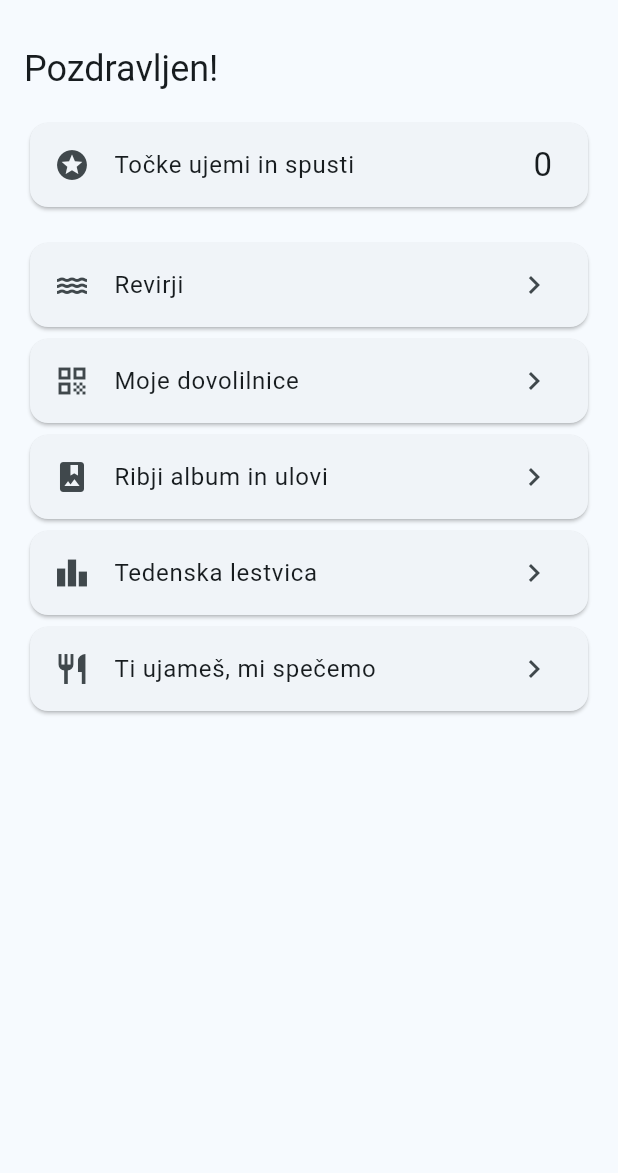
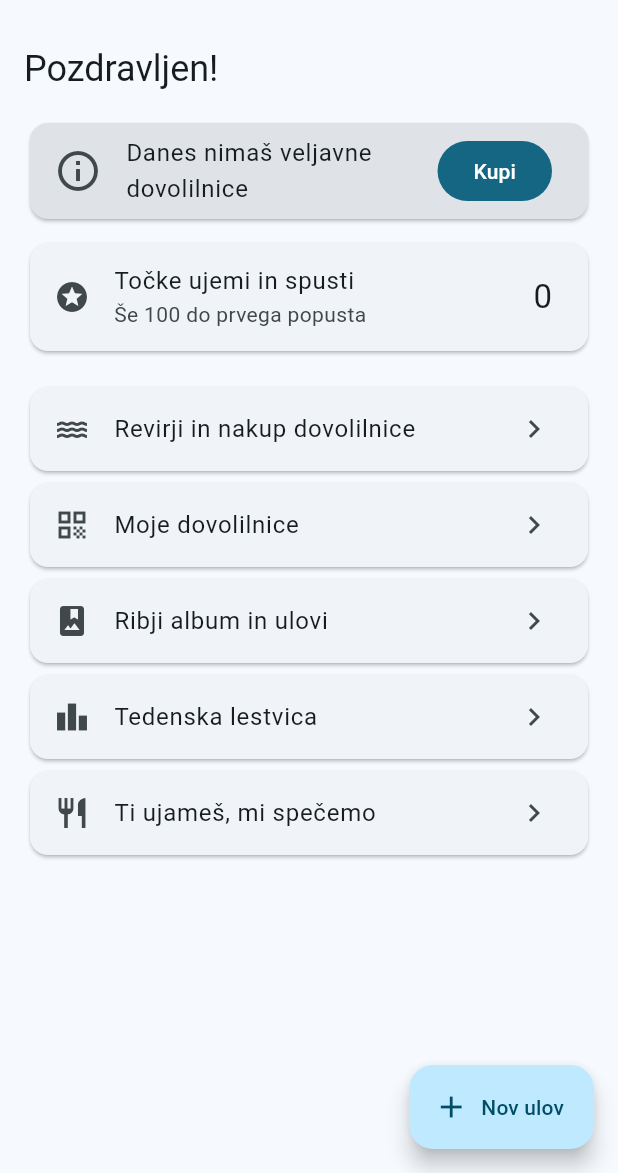
Before and after one commit to KarinMajcen/ribartes, a Flutter app: the screen it shows once a user with an empty profile is signed in, on a phone screen of 412 x 824 dp, the part 63-1236 px from its top. Run offline on Flutter 3.47's test engine with Material 3 defaults, Android fonts, the phone set to English and light mode, and no system bars; our stand-ins replace cloud_firestore, firebase_auth, firebase_core, image_picker, qr_flutter; missing offline and left inert: mobile_scanner; accounts and stored records are empty.

Commit message:
izboljsave, nova pravila

```diff
--- a/app/lib/screens/home_screen.dart
+++ b/app/lib/screens/home_screen.dart
@@ -1,24 +1,45 @@
 import 'package:cloud_firestore/cloud_firestore.dart';
 import 'package:flutter/material.dart';
 
+import '../models/dovolilnica.dart';
 import '../services/auth_service.dart';
+import '../services/dovolilnica_service.dart';
+import '../utils/format.dart';
+import 'dovolilnica_qr_screen.dart';
 import 'gostilne_screen.dart';
 import 'lestvica_screen.dart';
 import 'moje_dovolilnice_screen.dart';
+import 'nov_ulov_screen.dart';
 import 'preveri_dovolilnico_screen.dart';
 import 'revirji_screen.dart';
 import 'ribji_album_screen.dart';
 
-/// Domači zaslon – pozdrav, točke, odjava (US-02) in
-/// vstop v glavne funkcije aplikacije.
-class HomeScreen extends StatelessWidget {
+/// Domači zaslon: veljavna dovolilnica na vrhu, točke in hitri dostop
+/// do glavnih funkcij (zaslon 2 iz prijave ideje).
+class HomeScreen extends StatefulWidget {
   const HomeScreen({super.key});
 
   @override
+  State<HomeScreen> createState() => _HomeScreenState();
+}
+
+class _HomeScreenState extends State<HomeScreen> {
+  final _auth = AuthService();
+
+  // Toka ustvarimo enkrat (ne ob vsakem izrisu), da zaslon ne utripa.
+  late final Stream<DocumentSnapshot<Map<String, dynamic>>> _profilTok =
+      FirebaseFirestore.instance
+          .collection('uporabniki')
+          .doc(_auth.trenutniUporabnik!.uid)
+          .snapshots();
+  late final Stream<List<Dovolilnica>> _dovolilniceTok =
+      DovolilnicaService().mojeDovolilnice();
+
+  void _odpri(Widget zaslon) => Navigator.of(context)
+      .push(MaterialPageRoute(builder: (_) => zaslon));
+
+  @override
   Widget build(BuildContext context) {
-    final auth = AuthService();
-    final uid = auth.trenutniUporabnik!.uid;
-
     return Scaffold(
       appBar: AppBar(
         title: const Text('RIBARTes'),
@@ -26,16 +47,17 @@ class HomeScreen extends StatelessWidget {
           IconButton(
             tooltip: 'Odjava',
             icon: const Icon(Icons.logout),
-            onPressed: () => auth.odjava(),
+            onPressed: () => _auth.odjava(),
           ),
         ],
       ),
+      floatingActionButton: FloatingActionButton.extended(
+        icon: const Icon(Icons.add),
+        label: const Text('Nov ulov'),
+        onPressed: () => _odpri(const NovUlovScreen()),
+      ),
       body: StreamBuilder<DocumentSnapshot<Map<String, dynamic>>>(
-        // Posluša profil ribiča; ob spremembi (npr. nove točke) se zaslon osveži sam.
-        stream: FirebaseFirestore.instance
-            .collection('uporabniki')
-            .doc(uid)
-            .snapshots(),
+        stream: _profilTok,
         builder: (context, snapshot) {
           final podatki = snapshot.data?.data();
           final ime = (podatki?['ime'] as String?) ?? '';
@@ -45,13 +67,14 @@ class HomeScreen extends StatelessWidget {
           final jeCuvaj = podatki?['vloga'] == 'cuvaj';
 
           return ListView(
-            padding: const EdgeInsets.all(16),
+            padding: const EdgeInsets.fromLTRB(16, 16, 16, 96),
             children: [
               Text(
                 prvoIme.isEmpty ? 'Pozdravljen!' : 'Pozdravljen, $prvoIme',
                 style: Theme.of(context).textTheme.headlineSmall,
               ),
               const SizedBox(height: 16),
+
               if (jeCuvaj) ...[
                 Card(
                   color: Theme.of(context).colorScheme.tertiaryContainer,
@@ -60,19 +83,45 @@ class HomeScreen extends StatelessWidget {
                     title: const Text('Preveri dovolilnico'),
                     subtitle: const Text('Vloga: ribiški čuvaj'),
                     trailing: const Icon(Icons.chevron_right),
-                    onTap: () => Navigator.of(context).push(
-                      MaterialPageRoute(
-                        builder: (_) => const PreveriDovolilnicoScreen(),
-                      ),
-                    ),
+                    onTap: () => _odpri(const PreveriDovolilnicoScreen()),
                   ),
                 ),
                 const SizedBox(height: 8),
               ],
+
+              // --- Veljavna dovolilnica (ali poziv k nakupu) ---
+              StreamBuilder<List<Dovolilnica>>(
+                stream: _dovolilniceTok,
+                builder: (context, snap) {
+                  final veljavne = (snap.data ?? [])
+                      .where((d) => d.stanje == StanjeDovolilnice.veljavna)
+                      .toList()
+                    ..sort((a, b) => a.veljaDo.compareTo(b.veljaDo));
+                  if (!snap.hasData) return const SizedBox(height: 8);
+                  if (veljavne.isEmpty) {
+                    return _NiDovolilnice(
+                        onKupi: () => _odpri(const RevirjiScreen()));
+                  }
+                  return Column(
+                    children: [
+                      for (final d in veljavne)
+                        _VeljavnaDovolilnica(
+                          d,
+                          onTap: () => _odpri(DovolilnicaQrScreen(id: d.id)),
+                        ),
+                    ],
+                  );
+                },
+              ),
+              const SizedBox(height: 8),
+
               Card(
                 child: ListTile(
                   leading: const Icon(Icons.stars),
                   title: const Text('Točke ujemi in spusti'),
+                  subtitle: Text(tocke >= Popust.tockNaEvro
+                      ? 'Na voljo za popust pri dovolilnici'
+                      : 'Še ${Popust.tockNaEvro - tocke} do prvega popusta'),
                   trailing: Text(
                     '$tocke',
                     style: Theme.of(context).textTheme.titleLarge,
@@ -80,31 +129,17 @@ class HomeScreen extends StatelessWidget {
                 ),
               ),
               const SizedBox(height: 16),
-              _Gumb(
-                ikona: Icons.water,
-                besedilo: 'Revirji',
-                zaslon: const RevirjiScreen(),
-              ),
-              _Gumb(
-                ikona: Icons.qr_code,
-                besedilo: 'Moje dovolilnice',
-                zaslon: const MojeDovolilniceScreen(),
-              ),
-              _Gumb(
-                ikona: Icons.photo_album,
-                besedilo: 'Ribji album in ulovi',
-                zaslon: const RibjiAlbumScreen(),
-              ),
-              _Gumb(
-                ikona: Icons.leaderboard,
-                besedilo: 'Tedenska lestvica',
-                zaslon: const LestvicaScreen(),
-              ),
-              _Gumb(
-                ikona: Icons.restaurant,
-                besedilo: 'Ti ujameš, mi spečemo',
-                zaslon: const GostilneScreen(),
-              ),
+
+              _Gumb(Icons.water, 'Revirji in nakup dovolilnice',
+                  () => _odpri(const RevirjiScreen())),
+              _Gumb(Icons.qr_code, 'Moje dovolilnice',
+                  () => _odpri(const MojeDovolilniceScreen())),
+              _Gumb(Icons.photo_album, 'Ribji album in ulovi',
+                  () => _odpri(const RibjiAlbumScreen())),
+              _Gumb(Icons.leaderboard, 'Tedenska lestvica',
+                  () => _odpri(const LestvicaScreen())),
+              _Gumb(Icons.restaurant, 'Ti ujameš, mi spečemo',
+                  () => _odpri(const GostilneScreen())),
             ],
           );
         },
@@ -113,14 +148,61 @@ class HomeScreen extends StatelessWidget {
   }
 }
 
+class _VeljavnaDovolilnica extends StatelessWidget {
+  final Dovolilnica d;
+  final VoidCallback onTap;
+  const _VeljavnaDovolilnica(this.d, {required this.onTap});
+
+  @override
+  Widget build(BuildContext context) {
+    final obdobje = d.vrsta == VrstaDovolilnice.dnevna
+        ? 'danes do 23:59'
+        : 'do ${formatDatum(d.veljaDo)}';
+    return Card(
+      color: Colors.green.shade700,
+      child: ListTile(
+        contentPadding: const EdgeInsets.symmetric(horizontal: 16, vertical: 8),
+        leading: const Icon(Icons.qr_code_2, color: Colors.white, size: 40),
+        title: Text(
+          d.revirIme,
+          style: const TextStyle(
+              color: Colors.white, fontWeight: FontWeight.bold, fontSize: 18),
+        ),
+        subtitle: Text(
+          'Veljavna ${d.vrsta.naziv.toLowerCase()} dovolilnica · $obdobje\n'
+          'Tapni za QR kodo',
+          style: const TextStyle(color: Colors.white),
+        ),
+        isThreeLine: true,
+        trailing: const Icon(Icons.chevron_right, color: Colors.white),
+        onTap: onTap,
+      ),
+    );
+  }
+}
+
+class _NiDovolilnice extends StatelessWidget {
+  final VoidCallback onKupi;
+  const _NiDovolilnice({required this.onKupi});
+
+  @override
+  Widget build(BuildContext context) {
+    return Card(
+      color: Theme.of(context).colorScheme.surfaceContainerHighest,
+      child: ListTile(
+        leading: const Icon(Icons.info_outline, size: 32),
+        title: const Text('Danes nimaš veljavne dovolilnice'),
+        trailing: FilledButton(onPressed: onKupi, child: const Text('Kupi')),
+      ),
+    );
+  }
+}
+
 class _Gumb extends StatelessWidget {
   final IconData ikona;
   final String besedilo;
-
-  /// Zaslon, ki se odpre ob tapu. Če ga še ni, se pokaže "kmalu".
-  final Widget? zaslon;
-
-  const _Gumb({required this.ikona, required this.besedilo, this.zaslon});
+  final VoidCallback onTap;
+  const _Gumb(this.ikona, this.besedilo, this.onTap);
 
   @override
   Widget build(BuildContext context) {
@@ -129,16 +211,7 @@ class _Gumb extends StatelessWidget {
         leading: Icon(ikona),
         title: Text(besedilo),
         trailing: const Icon(Icons.chevron_right),
-        onTap: () {
-          if (zaslon != null) {
-            Navigator.of(context)
-                .push(MaterialPageRoute(builder: (_) => zaslon!));
-          } else {
-            ScaffoldMessenger.of(context).showSnackBar(
-              SnackBar(content: Text('$besedilo – kmalu')),
-            );
-          }
-        },
+        onTap: onTap,
       ),
     );
   }
```
Also changed, not shown: app/assets/icon/ikona.png (added), app/assets/icon/ikona_ospredje.png (added), 1 other file.
